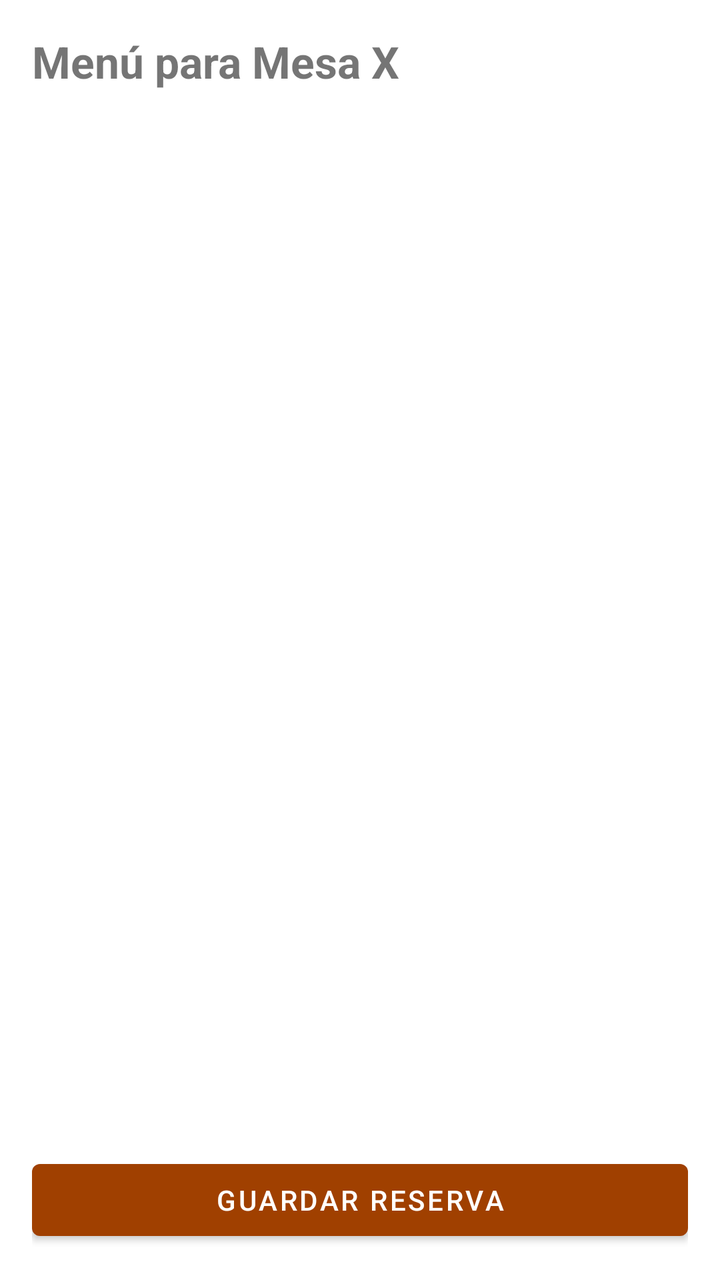
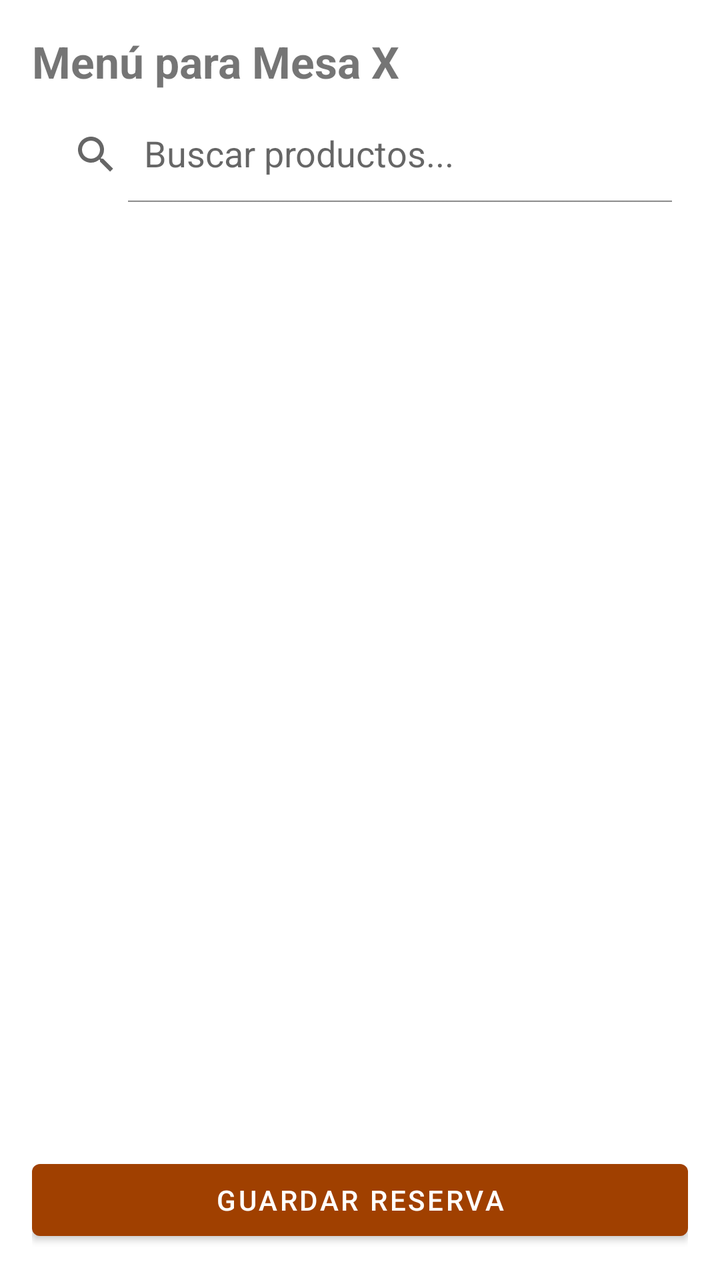

An Android layout rendered at two revisions. The XML below is the earlier revision; the diff shows what the commit changed to produce the second picture.
<!-- AndroidManifest.xml: application theme Theme.Sistema_Restaurante -->
<!-- res/layout/activity_food_menu.xml -->
<?xml version="1.0" encoding="utf-8"?>
<LinearLayout xmlns:android="http://schemas.android.com/apk/res/android"
    android:layout_width="match_parent"
    android:layout_height="match_parent"
    android:orientation="vertical"
    android:padding="16dp">

    <TextView
        android:id="@+id/tvMesaSeleccionada"
        android:layout_width="wrap_content"
        android:layout_height="wrap_content"
        android:text="Menú para Mesa X"
        android:textSize="22sp"
        android:textStyle="bold"
        android:layout_marginBottom="16dp"/>

    <androidx.recyclerview.widget.RecyclerView
        android:id="@+id/rvPlatos"
        android:layout_width="match_parent"
        android:layout_height="0dp"
        android:layout_weight="1" />

    <Button
        android:id="@+id/btnGuardarReserva"
        android:layout_width="match_parent"
        android:layout_height="wrap_content"
        android:text="Guardar Reserva"
        android:layout_marginTop="16dp"/>

</LinearLayout>
<!-- resources referenced by this layout -->
<resources>
  <style name="Theme.Sistema_Restaurante" parent="Theme.MaterialComponents.Light.NoActionBar">
          
          <item name="colorPrimary">#A04000</item>
          <item name="colorPrimaryVariant">#7E3200</item>
          <item name="colorOnPrimary">@color/white</item>
          
          <item name="colorSecondary">#FDF8F5</item>
          <item name="colorSecondaryVariant">#F5EBE0</item>
          <item name="colorOnSecondary">@color/black</item>
          
          <item name="android:statusBarColor">#FDF8F5</item>
          <item name="android:windowLightStatusBar">true</item>
          
      </style>
  <color name="white">#FFFFFFFF</color>
  <color name="black">#FF000000</color>
</resources>

<!-- the commit's change to res/layout/activity_food_menu.xml (unified diff, before → after) -->
@@ -1,5 +1,6 @@
 <?xml version="1.0" encoding="utf-8"?>
 <LinearLayout xmlns:android="http://schemas.android.com/apk/res/android"
+    xmlns:app="http://schemas.android.com/apk/res-auto"
     android:layout_width="match_parent"
     android:layout_height="match_parent"
     android:orientation="vertical"
@@ -12,7 +13,15 @@
         android:text="Menú para Mesa X"
         android:textSize="22sp"
         android:textStyle="bold"
-        android:layout_marginBottom="16dp"/>
+        android:layout_marginBottom="8dp"/>
+
+    <androidx.appcompat.widget.SearchView
+        android:id="@+id/svBuscarPlato"
+        android:layout_width="match_parent"
+        android:layout_height="wrap_content"
+        android:layout_marginBottom="8dp"
+        app:queryHint="Buscar productos..."
+        app:iconifiedByDefault="false" />
 
     <androidx.recyclerview.widget.RecyclerView
         android:id="@+id/rvPlatos"
